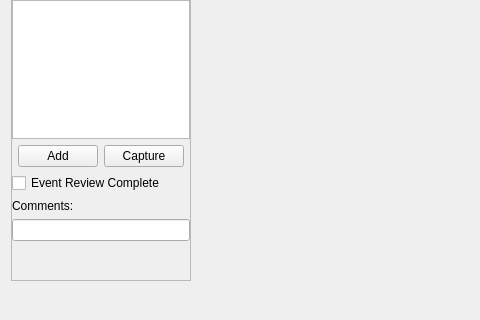
The window that ui_elements/ui_flowbot_dialog_fsm_storm_events_base.ui (gusgraham/flowbot) describes before a commit, drawn with Qt 5; both pictures show x 0 to 480 and y 407 to 727 of the 1040 by 727 pixel window.
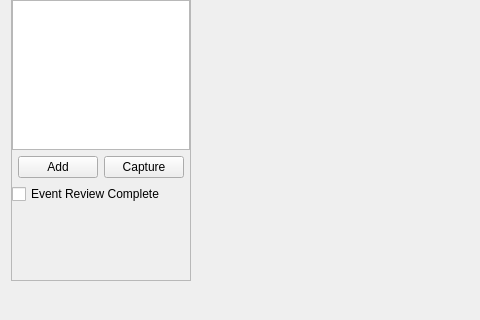
The same window after the commit. Custom widgets are drawn as their Qt base class.

```diff
--- a/ui_elements/ui_flowbot_dialog_fsm_storm_events_base.ui
+++ b/ui_elements/ui_flowbot_dialog_fsm_storm_events_base.ui
@@ -514,29 +514,6 @@
           </property>
          </widget>
         </item>
-        <item>
-         <widget class="QLabel" name="label_2">
-          <property name="text">
-           <string>Comments:</string>
-          </property>
-         </widget>
-        </item>
-        <item>
-         <widget class="QLineEdit" name="txt_review_comments">
-          <property name="sizePolicy">
-           <sizepolicy hsizetype="Expanding" vsizetype="Expanding">
-            <horstretch>0</horstretch>
-            <verstretch>0</verstretch>
-           </sizepolicy>
-          </property>
-          <property name="minimumSize">
-           <size>
-            <width>0</width>
-            <height>0</height>
-           </size>
-          </property>
-         </widget>
-        </item>
         <item>
          <spacer name="verticalSpacer">
           <property name="orientation">
```
